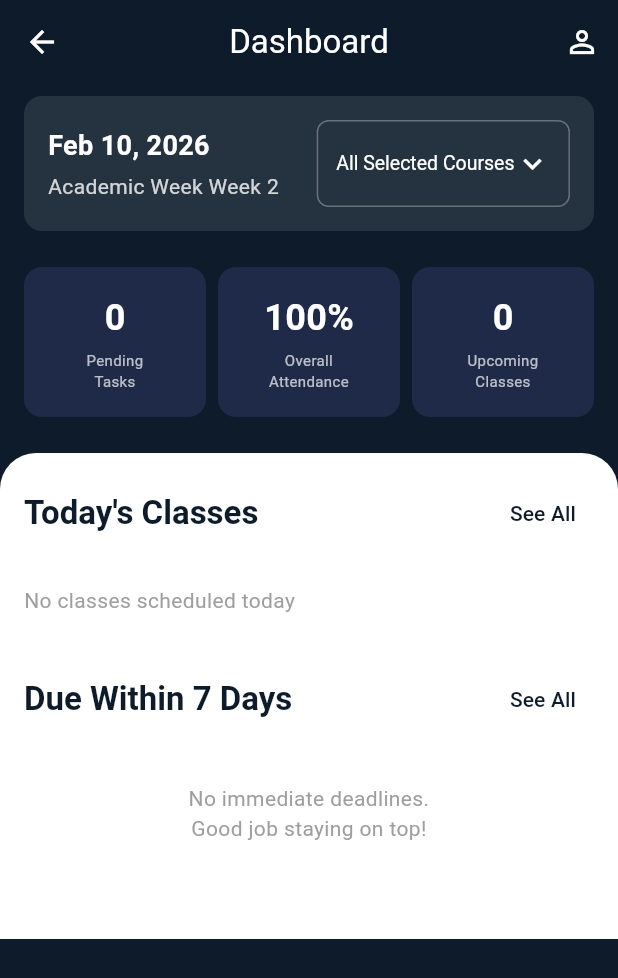
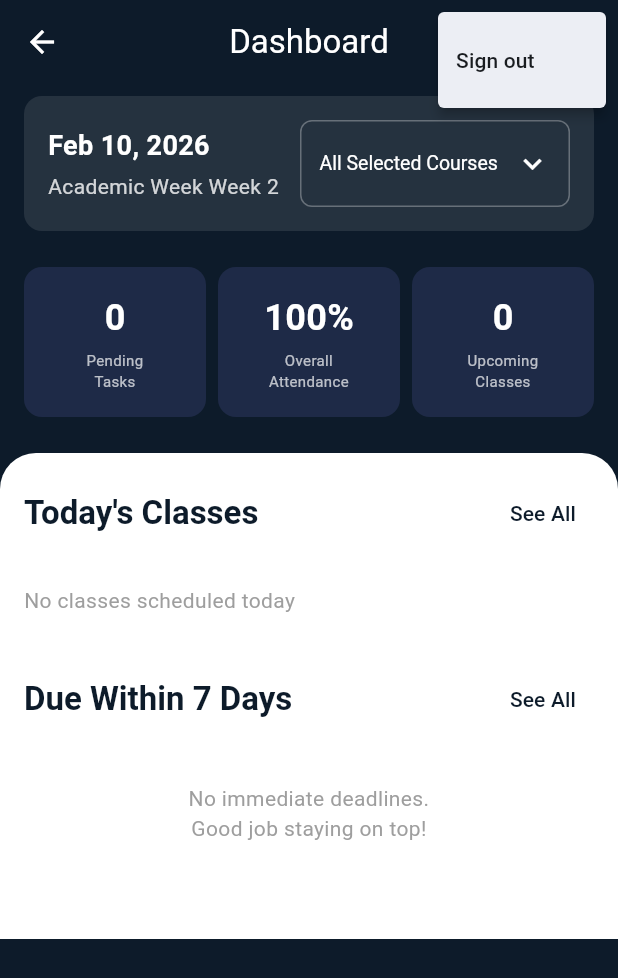
Before and after one commit to ZeeyahOke/MAD_Formative_1, a Flutter app: the DashboardScreen screen opened directly, after a tap on the "person outline" icon, on a phone screen of 412 x 824 dp. Shown: the top 978 px of the screen. Run offline on Flutter 3.47's test engine with Material 3 defaults, Android fonts, the phone set to English and light mode, and no system bars; our stand-ins replace shared_preferences; accounts and stored records are empty.

Commit message:
done with debugging ready to take a video

```diff
--- a/lib/screens/dashboard_screen.dart
+++ b/lib/screens/dashboard_screen.dart
@@ -6,6 +6,7 @@ import '../theme/colors.dart';
 import 'schedule_screen.dart';
 import 'assignments_screen.dart';
 import 'risk_status_screen.dart';
+import 'signup_screen.dart';
 
 class DashboardScreen extends StatelessWidget {
   const DashboardScreen({super.key});
@@ -13,17 +14,20 @@ class DashboardScreen extends StatelessWidget {
   @override
   Widget build(BuildContext context) {
     final appState = Provider.of<AppState>(context);
-    final todaySessions = appState.getTodaysSessions();
+    final todaySessions = appState.getTodaysSessions()
+      ..sort((a, b) => a.startTime.compareTo(b.startTime));
     final attendancePercent = appState.getAttendancePercentage();
     final pendingToDos = appState.getPendingAssignmentsCount();
-    final upcomingAssignments = appState.getAssignmentsDueNext7Days();
+    final upcomingAssignments = appState.getAssignmentsDueNext7Days()
+      ..sort((a, b) => a.dueDate.compareTo(b.dueDate));
 
     // Map metrics to real data
     final activeProjects = pendingToDos.toString();
     final attendanceString = "${attendancePercent.toStringAsFixed(0)}%";
 
     // Upcoming Classes Logic
-    final upcomingClasses = appState.filteredSessions.where((s) => s.startTime.isAfter(DateTime.now())).toList();
+    final upcomingClasses = appState.filteredSessions.where((s) => s.startTime.isAfter(DateTime.now())).toList()
+      ..sort((a, b) => a.startTime.compareTo(b.startTime));
     final upcomingClassesCount = upcomingClasses.length.toString();
 
     // Date formatting
@@ -40,9 +44,25 @@ class DashboardScreen extends StatelessWidget {
         centerTitle: true,
         elevation: 0,
         actions: [
-          IconButton(
+          PopupMenuButton<String>(
             icon: const Icon(Icons.person_outline),
-            onPressed: () {},
+            onSelected: (value) async {
+              if (value == 'sign_out') {
+                await appState.signOut();
+                if (context.mounted) {
+                  Navigator.of(context).pushAndRemoveUntil(
+                    MaterialPageRoute(builder: (context) => const SignUpScreen()),
+                    (route) => false,
+                  );
+                }
+              }
+            },
+            itemBuilder: (context) => const [
+              PopupMenuItem<String>(
+                value: 'sign_out',
+                child: Text('Sign out'),
+              ),
+            ],
           ),
         ],
       ),
@@ -61,7 +81,8 @@ class DashboardScreen extends StatelessWidget {
                 child: Row(
                   mainAxisAlignment: MainAxisAlignment.spaceBetween,
                   children: [
-                    Column(
+                    Expanded(
+                      child: Column(
                         crossAxisAlignment: CrossAxisAlignment.start,
                         children: [
                           Text(
@@ -75,6 +96,7 @@ class DashboardScreen extends StatelessWidget {
                           const SizedBox(height: 4),
                           Text(
                             "Academic Week $academicWeek",
+                            overflow: TextOverflow.ellipsis,
                             style: TextStyle(
                               color: Colors.white.withValues(alpha: 0.8),
                               fontSize: 14,
@@ -82,8 +104,11 @@ class DashboardScreen extends StatelessWidget {
                           ),
                         ],
                       ),
+                    ),
                     // Course filter dropdown
-                    Container(
+                    SizedBox(
+                      width: 180,
+                      child: Container(
                         padding: const EdgeInsets.symmetric(horizontal: 12, vertical: 4),
                         decoration: BoxDecoration(
                           border: Border.all(color: Colors.white30),
@@ -95,7 +120,7 @@ class DashboardScreen extends StatelessWidget {
                             value: appState.filteredCourse,
                             hint: const Text("All Selected Courses", style: TextStyle(color: Colors.white)),
                             icon: const Icon(Icons.keyboard_arrow_down, color: Colors.white),
-                          isExpanded: false,
+                            isExpanded: true,
                             style: const TextStyle(color: Colors.white, fontSize: 13),
                             items: [
                               const DropdownMenuItem<String>(
@@ -105,19 +130,17 @@ class DashboardScreen extends StatelessWidget {
                               ...appState.selectedCourses.map((String value) {
                               return DropdownMenuItem<String>(
                                 value: value,
-                              child: ConstrainedBox(
-                                constraints: const BoxConstraints(maxWidth: 150),
                                 child: Text(
                                   value,
                                   overflow: TextOverflow.ellipsis,
                                   style: const TextStyle(color: Colors.white),
-                                ),
                                 ),
                               );
                             })],
                             onChanged: (newValue) {
                                appState.setCourseFilter(newValue);
                             },
+                          ),
                         ),
                       ),
                     ),
--- a/lib/screens/risk_status_screen.dart
+++ b/lib/screens/risk_status_screen.dart
@@ -3,7 +3,6 @@ import 'package:provider/provider.dart';
 import 'package:intl/intl.dart';
 import '../providers/app_state.dart';
 import '../theme/colors.dart';
-import '../models/session.dart';
 
 class RiskStatusScreen extends StatelessWidget {
   const RiskStatusScreen({super.key});
```
Also changed, not shown: lib/providers/app_state.dart (+32 -0 lines), lib/screens/assignments_screen.dart (+9 -4 lines). Lines whose indentation alone changed are shown as unchanged.
